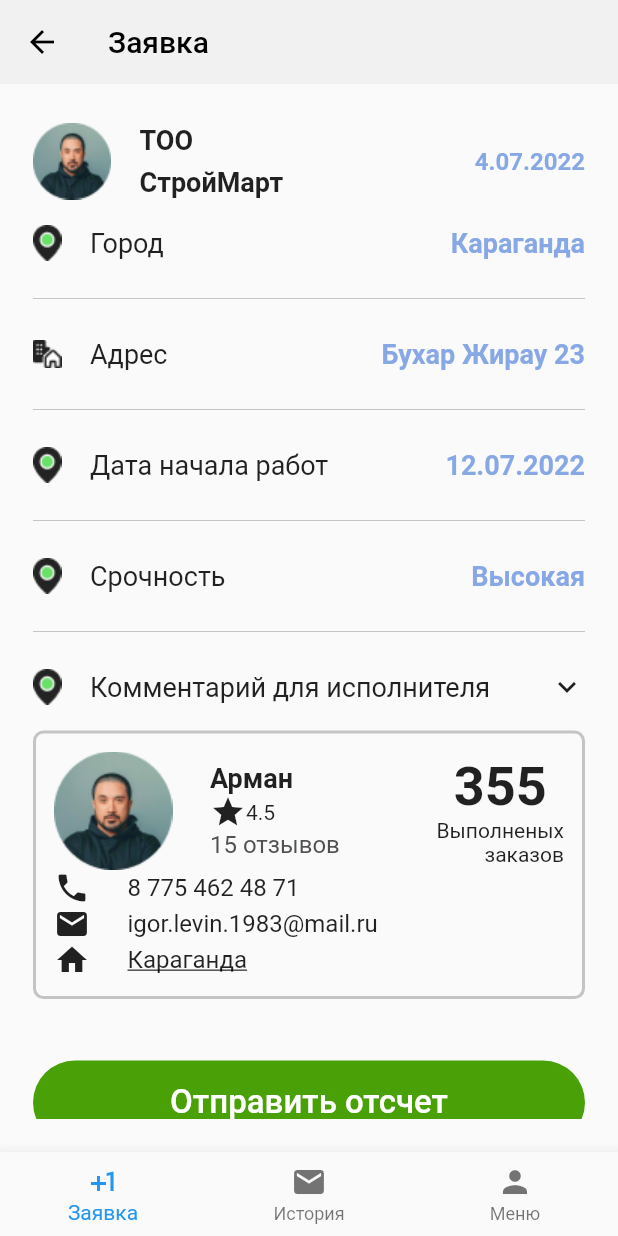
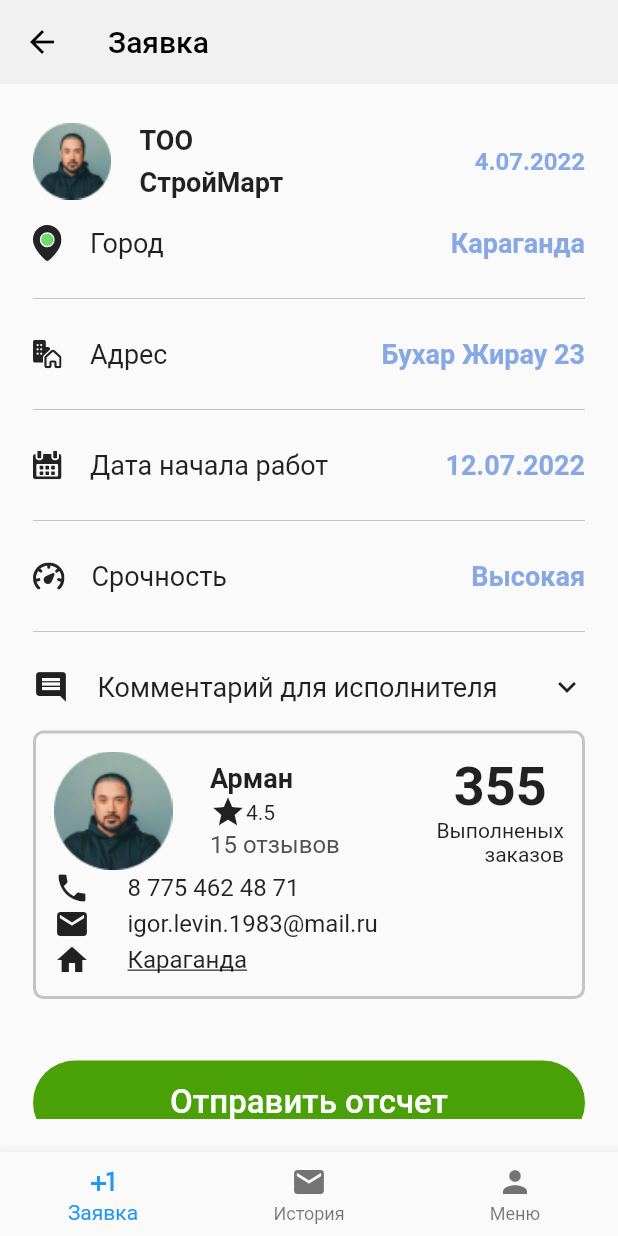
Before and after one commit to sateras/flutter_internship00, a Flutter app: the RequestList screen opened directly, on a phone screen of 412 x 824 dp. Run offline on Flutter 3.47's test engine with Material 2 defaults, Android fonts, the phone set to English and light mode, and no system bars; our stand-ins replace flutter_svg.

Commit message:
added svg

```diff
--- a/lib/main.dart
+++ b/lib/main.dart
@@ -1,8 +1,8 @@
-import 'package:app_flutter/send_offer_page.dart';
+import 'package:app_flutter/pages/send_offer_page.dart';
+import 'package:app_flutter/pages/request_page.dart';
+import 'package:app_flutter/pages/suggestions_page.dart';
 import 'package:flutter/material.dart';
-import 'package:app_flutter/request_page.dart';
-import 'package:app_flutter/suggestions_page.dart';
-
+import 'package:flutter_svg/flutter_svg.dart';
 
 void main() {
   runApp(MyApp());
@@ -15,6 +15,7 @@ class MyApp extends StatelessWidget {
       debugShowCheckedModeBanner: false,
       title: 'Title of Application',
       theme: ThemeData(
+        fontFamily: 'Roboto',
         primarySwatch: Colors.blue,
         visualDensity: VisualDensity.adaptivePlatformDensity,
       ),
--- a/lib/request_page.dart
+++ b/lib/pages/request_page.dart
@@ -1,4 +1,5 @@
 import 'package:flutter/material.dart';
+import 'package:flutter_svg/svg.dart';
 
 class RequestList extends StatelessWidget {
   @override
@@ -80,11 +81,8 @@ class RequestList extends StatelessWidget {
                 child: Row(
                   children: [
                     Container(
-                      margin: EdgeInsets.only(right: 19),
-                      child: Image.asset(
-                        'images/map_mark_icon.png',
-                      ),
-                    ),
+                        margin: EdgeInsets.only(right: 19),
+                        child: SvgPicture.asset('images/map_mark_icon.svg')),
                     Expanded(
                       child: Text(
                         'Город',
@@ -108,8 +106,8 @@ class RequestList extends StatelessWidget {
                   children: [
                     Container(
                       margin: EdgeInsets.only(right: 19),
-                      child: Image.asset(
-                        'images/fluent_building_icon.png',
+                      child: SvgPicture.asset(
+                        'images/fluent_building_icon.svg',
                       ),
                     ),
                     Expanded(
@@ -135,17 +133,17 @@ class RequestList extends StatelessWidget {
                   children: [
                     Container(
                       margin: EdgeInsets.only(right: 19),
-                      child: Image.asset(
-                        'images/map_mark_icon.png',
+                      child: SvgPicture.asset(
+                        'images/calendar_icon.svg',
                       ),
                     ),
-                    Expanded(
+                    const Expanded(
                       child: Text(
                         'Дата начала работ',
                         style: TextStyle(fontSize: 18),
                       ),
                     ),
-                    Text(
+                    const Text(
                       '12.07.2022',
                       style: TextStyle(
                           color: Color.fromRGBO(136, 168, 229, 1),
@@ -161,10 +159,8 @@ class RequestList extends StatelessWidget {
                 child: Row(
                   children: [
                     Container(
-                      margin: EdgeInsets.only(right: 19),
-                      child: Image.asset(
-                        'images/map_mark_icon.png',
-                      ),
+                      margin: EdgeInsets.only(right: 18),
+                      child: SvgPicture.asset('images/speedcontrol_icon.svg'),
                     ),
                     Expanded(
                       child: Text(
@@ -189,9 +185,7 @@ class RequestList extends StatelessWidget {
                   children: [
                     Container(
                       margin: EdgeInsets.only(right: 19),
-                      child: Image.asset(
-                        'images/map_mark_icon.png',
-                      ),
+                      child: Icon(Icons.comment),
                     ),
                     Expanded(
                       child: Text(
--- a/lib/suggestion_component.dart
+++ b/lib/suggestion_component.dart
@@ -33,7 +33,9 @@ class Suggestion extends StatelessWidget {
                             Text(
                               'Арман',
                               style: TextStyle(
-                                  fontWeight: FontWeight.bold, fontSize: 18),
+                                fontWeight: FontWeight.bold,
+                                fontSize: 18,
+                              ),
                             ),
                           ],
                         ),
@@ -42,7 +44,9 @@ class Suggestion extends StatelessWidget {
                             Icon(Icons.star),
                             Text(
                               '4.5',
-                              style: TextStyle(fontSize: 14),
+                              style: TextStyle(
+                                fontSize: 14,
+                              ),
                             )
                           ],
                         ),
@@ -50,8 +54,9 @@ class Suggestion extends StatelessWidget {
                           children: [
                             Text('15 отзывов',
                                 style: TextStyle(
-                                    fontSize: 16,
-                                    color: Color.fromRGBO(80, 82, 81, 1))),
+                                  fontSize: 16,
+                                  color: Color.fromRGBO(80, 82, 81, 1),
+                                )),
                           ],
                         )
                       ],
@@ -63,7 +68,10 @@ class Suggestion extends StatelessWidget {
                     Text('355',
                         textAlign: TextAlign.end,
                         style: TextStyle(
-                            fontSize: 36, fontWeight: FontWeight.bold)),
+                          fontSize: 36,
+                          fontWeight: FontWeight.bold,
+                          fontFamily: 'Roboto',
+                        )),
                     Text(
                       'Выполненых\n заказов',
                       textAlign: TextAlign.end,
```
Also changed, not shown: pubspec.yaml (+6 -2 lines), images/calendar_icon.png (deleted), images/calendar_icon.svg (added), images/comment_icon.svg (added), images/fluent_building_icon.png (deleted), images/fluent_building_icon.svg (added), images/map_mark_icon.png (deleted), images/map_mark_icon.svg (added), images/speedcontrol_icon.svg (added), lib/pages/send_offer_page.dart (renamed from lib/send_offer_page.dart), lib/pages/suggestions_page.dart (renamed from lib/suggestions_page.dart), pubspec.lock.
